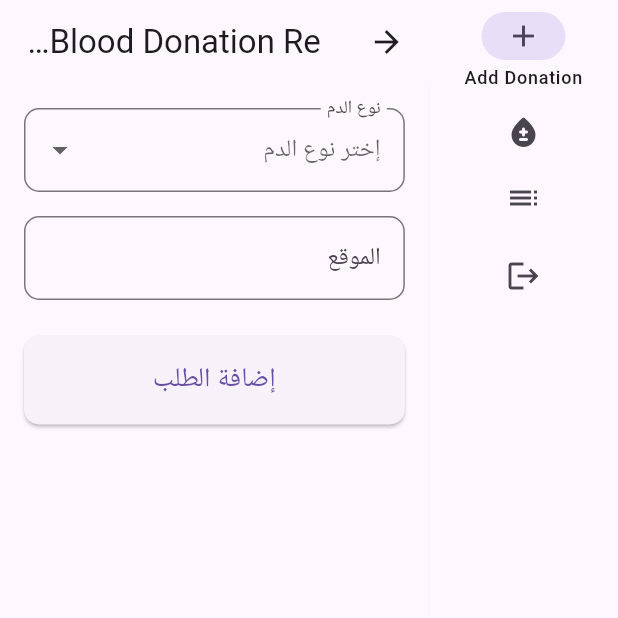
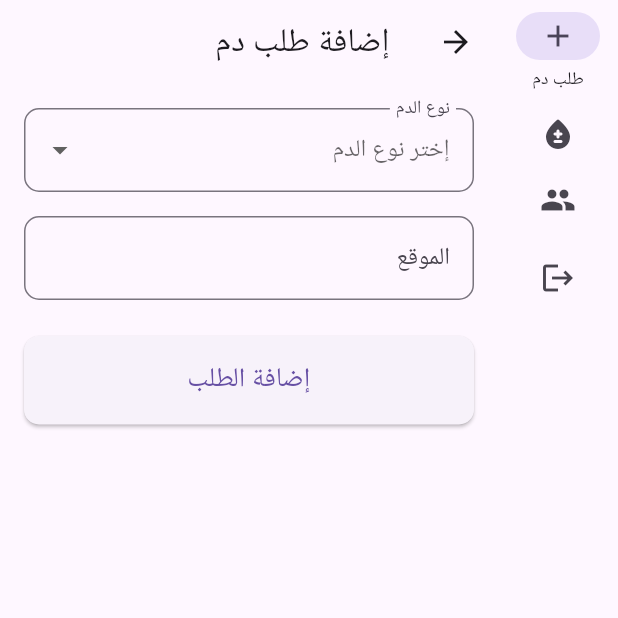
Before and after one commit to omer358/Donor-Dashboard, a Flutter app: the AdminDashboardScreen screen opened by its route, on a phone screen of 412 x 824 dp, the top half of it. Run offline on Flutter 3.47's test engine with Material 3 defaults, Android fonts, the phone set to English and light mode, and no system bars; our stand-ins replace cloud_firestore, firebase_auth, firebase_core, get; accounts and stored records are empty; statements that could not run were skipped.

```diff
--- a/lib/views/admin_dashboard_screen.dart
+++ b/lib/views/admin_dashboard_screen.dart
@@ -41,15 +41,15 @@ class _AdminDashboardScreenState extends State<AdminDashboardScreen> {
               destinations: const [
                 NavigationRailDestination(
                   icon: Icon(Icons.add),
-                  label: Text('Add Donation'),
+                  label: Text('طلب دم'),
                 ),
                 NavigationRailDestination(
                   icon: Icon(Icons.bloodtype_rounded),
-                  label: Text('Donation Requests'),
+                  label: Text('طلبات الدم'),
                 ),
                 NavigationRailDestination(
-                  icon: Icon(Icons.list),
-                  label: Text('Donors List'),
+                  icon: Icon(Icons.people),
+                  label: Text('المتبرعين'),
                 ),
 
               ],
--- a/lib/views/blood_request.dart
+++ b/lib/views/blood_request.dart
@@ -20,7 +20,7 @@ class _BloodRequestState extends State<BloodRequest> {
   Widget build(BuildContext context) {
     return Scaffold(
       appBar: AppBar(
-        title: const Text('Blood Donation Request'),
+        title: const Text('إضافة طلب دم'),
       ),
       body: Padding(
         padding: const EdgeInsets.all(16.0),
--- a/lib/views/donation_requests.dart
+++ b/lib/views/donation_requests.dart
@@ -13,7 +13,7 @@ class DonationRequests extends StatelessWidget {
   Widget build(BuildContext context) {
     return Scaffold(
       appBar: AppBar(
-        title: const Text('Blood Donation Requests'),
+        title: const Text('طلبات الدم'),
       ),
       body: Obx(() {
         if (controller.donationRequests.isEmpty) {
```
Also changed, not shown: lib/views/donor_list_screen.dart (+7 -2 lines).
